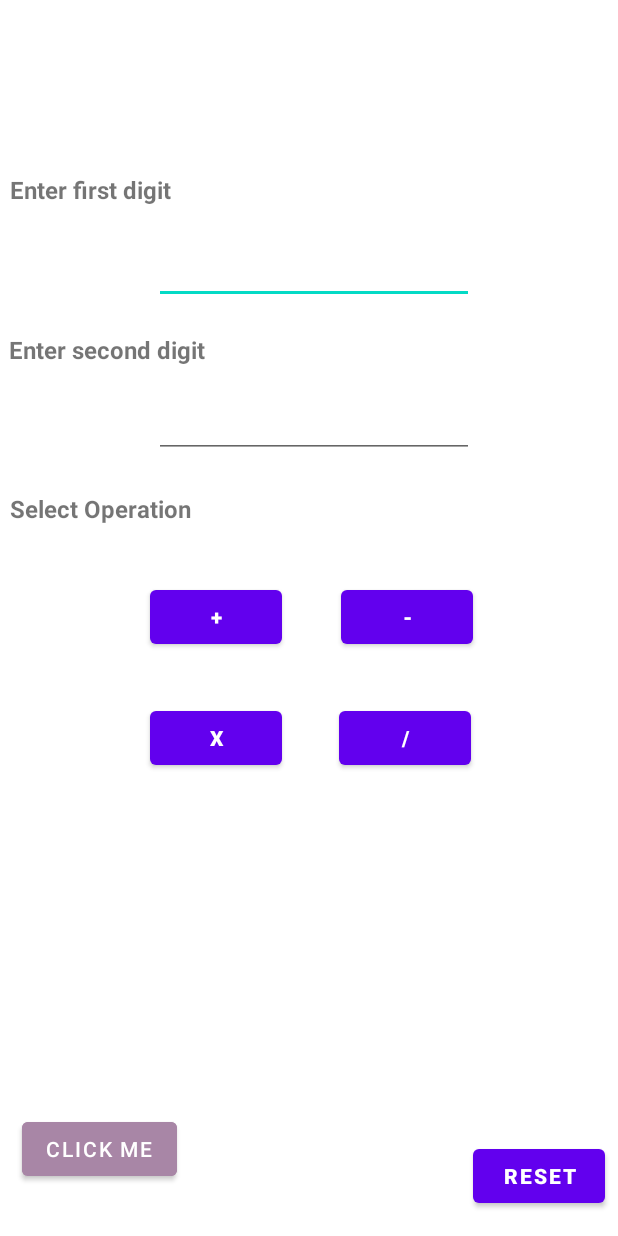
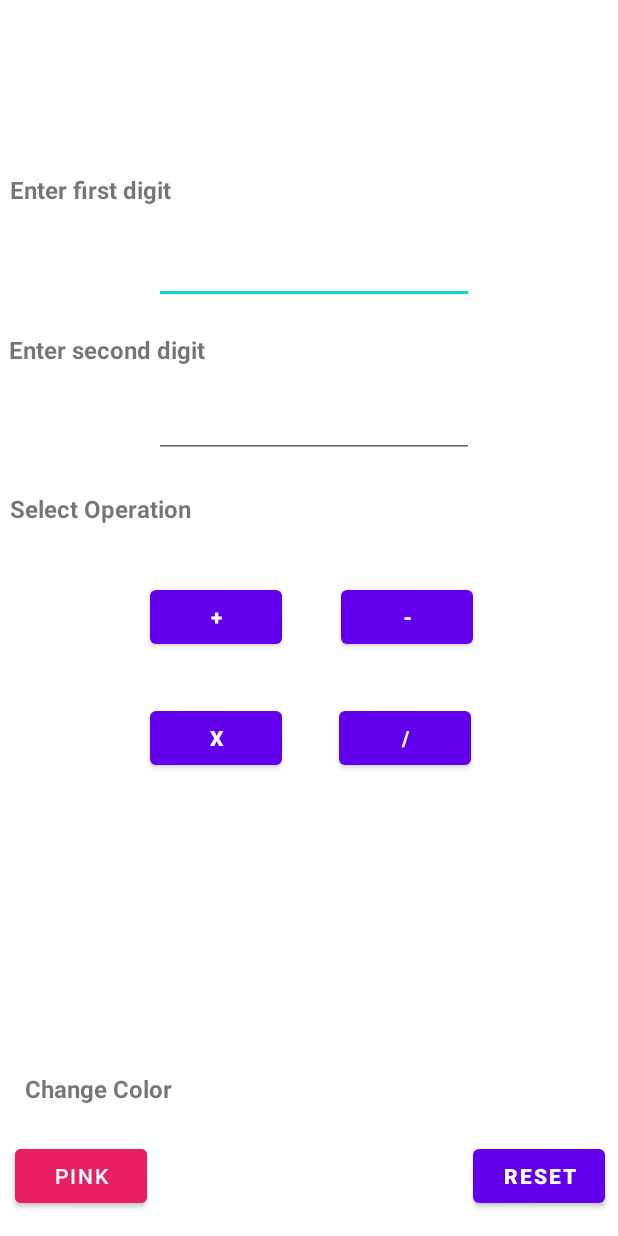
Before and after one commit to Adr029/SimpleCalculatorApp, an Android app: the layout activity_calculator.xml on its own in the app's theme, with its tools: preview values and no code run, on a phone screen of 412 x 824 dp. Run offline under Robolectric (Android 15) with nearby library versions, the phone set to English and light mode, and no system bars.

Commit message:
added color changing functionality in button for calculator

```diff
--- a/app/src/main/java/com/example/simplecalculator/Calculator.java
+++ b/app/src/main/java/com/example/simplecalculator/Calculator.java
@@ -3,8 +3,10 @@ package com.example.simplecalculator;
 import androidx.appcompat.app.AppCompatActivity;
 
 import android.content.Intent;
+import android.graphics.Color;
 import android.os.Bundle;
 import android.view.View;
+import android.widget.Button;
 import android.widget.EditText;
 import android.widget.TextView;
 import android.widget.Toast;
@@ -74,5 +76,18 @@ public class Calculator extends AppCompatActivity {
         ((TextView)findViewById(R.id.firstdigit)).setText("");
         ((TextView)findViewById(R.id.seconddigit)).setText("");
         ((TextView)findViewById(R.id.answer)).setText("");
+        findViewById(R.id.buttonbianx).setEnabled(true);
+        ((Button)findViewById(R.id.buttonbianx)).setText("PINK");
+        ((Button)findViewById(R.id.buttonbianx)).setBackgroundColor(Color.parseColor("#E91E63"));
+    }
+
+    public void disable (View v)
+    {
+        findViewById(R.id.buttonbianx).setEnabled(false);
+        ((Button)findViewById(R.id.buttonbianx)).setText("BLUE");
+        ((Button)findViewById(R.id.buttonbianx)).setBackgroundColor(Color.parseColor("#0000FF"));
+
+
+
     }
 }
--- a/app/src/main/res/layout/activity_calculator.xml
+++ b/app/src/main/res/layout/activity_calculator.xml
@@ -5,6 +5,20 @@
     android:layout_width="match_parent"
     android:layout_height="match_parent"
     tools:context=".Calculator">
+
+    <TextView
+        android:id="@+id/textView6"
+        android:layout_width="wrap_content"
+        android:layout_height="wrap_content"
+        android:text="Change Color"
+        android:textSize="16sp"
+        android:textStyle="bold"
+        app:layout_constraintBottom_toBottomOf="parent"
+        app:layout_constraintEnd_toEndOf="parent"
+        app:layout_constraintHorizontal_bias="0.054"
+        app:layout_constraintStart_toStartOf="parent"
+        app:layout_constraintTop_toTopOf="parent"
+        app:layout_constraintVertical_bias="0.891" />
 
     <EditText
         android:id="@+id/firstdigit"
@@ -176,18 +190,19 @@
         app:layout_constraintVertical_bias="0.773" />
 
     <Button
-        android:id="@+id/button"
+        android:id="@+id/buttonbianx"
         android:layout_width="wrap_content"
         android:layout_height="wrap_content"
-        android:layout_marginStart="19dp"
-        android:layout_marginTop="207dp"
-        android:layout_marginEnd="202dp"
-        android:layout_marginBottom="16dp"
-        android:backgroundTint="@color/material_dynamic_tertiary60"
-        android:text="Click Me"
+        android:backgroundTint="#E91E63"
+        android:clickable="true"
+        android:enabled="true"
+        android:onClick="disable"
+        android:text="PINK"
         android:textColor="@color/white"
         app:layout_constraintBottom_toBottomOf="parent"
-        app:layout_constraintEnd_toStartOf="@+id/reset"
+        app:layout_constraintEnd_toEndOf="parent"
+        app:layout_constraintHorizontal_bias="0.031"
         app:layout_constraintStart_toStartOf="parent"
-        app:layout_constraintTop_toBottomOf="@+id/multiply" />
+        app:layout_constraintTop_toTopOf="parent"
+        app:layout_constraintVertical_bias="0.979" />
 </androidx.constraintlayout.widget.ConstraintLayout>
--- a/app/src/main/res/layout/activity_main.xml
+++ b/app/src/main/res/layout/activity_main.xml
@@ -65,6 +65,7 @@
         android:id="@+id/nextact"
         android:layout_width="wrap_content"
         android:layout_height="wrap_content"
+        android:backgroundTint="#673AB7"
         android:onClick="nextactivity"
         android:text="CONTINUE"
         app:layout_constraintBottom_toBottomOf="parent"
@@ -82,7 +83,7 @@
         app:layout_constraintEnd_toEndOf="parent"
         app:layout_constraintStart_toStartOf="parent"
         app:layout_constraintTop_toTopOf="parent"
-        app:layout_constraintVertical_bias="0.196"
+        app:layout_constraintVertical_bias="0.194"
         app:srcCompat="@drawable/calculator" />
 
 </androidx.constraintlayout.widget.ConstraintLayout>
```
